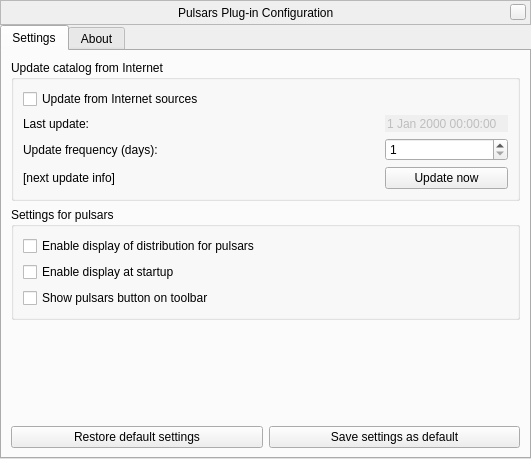
519984307/stellarium_src, file plugins/Pulsars/src/gui/pulsarsDialog.ui: the form before one commit.
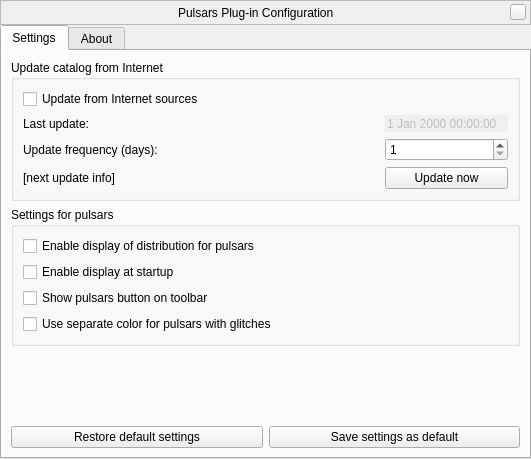
The form after the commit. Custom widgets are drawn as their Qt base class.

Commit message: add support pulsars with glitches

Patch:
```diff
--- a/plugins/Pulsars/src/gui/pulsarsDialog.ui
+++ b/plugins/Pulsars/src/gui/pulsarsDialog.ui
@@ -259,6 +259,13 @@
             </property>
            </widget>
           </item>
+          <item>
+           <widget class="QCheckBox" name="displaySeparateColorsCheckBox">
+            <property name="text">
+             <string>Use separate color for pulsars with glitches</string>
+            </property>
+           </widget>
+          </item>
          </layout>
         </widget>
        </item>
```
Left out of the diff: 11 changed lines with no effect on the pictures. The commit also changes 9 other files.
